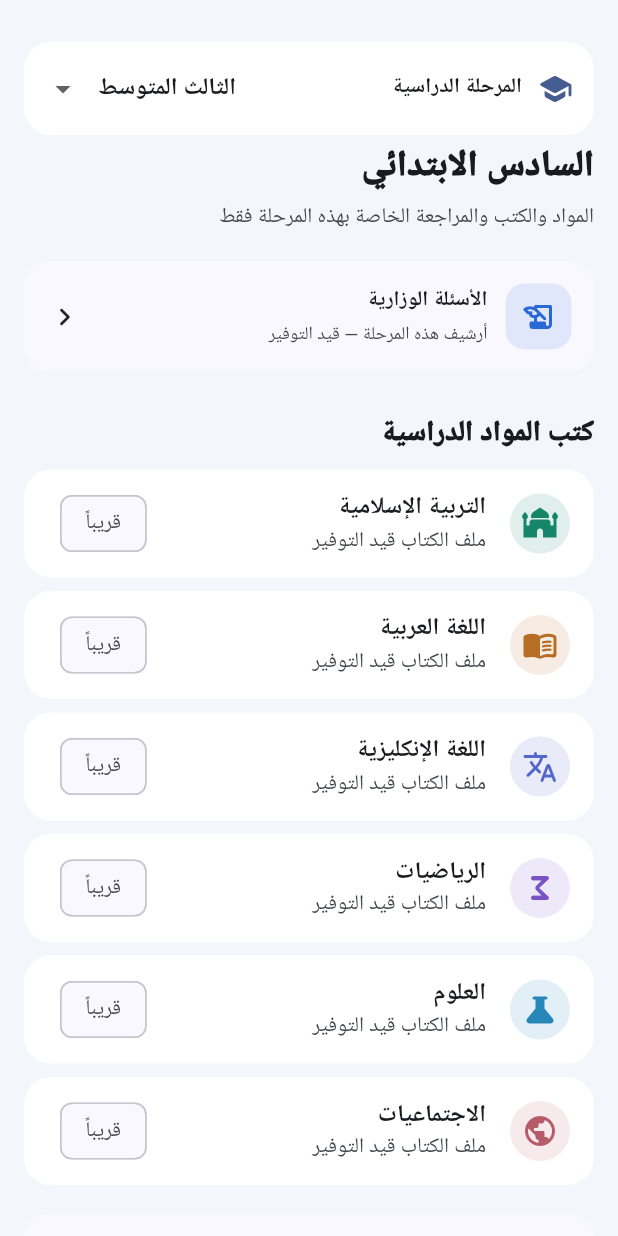
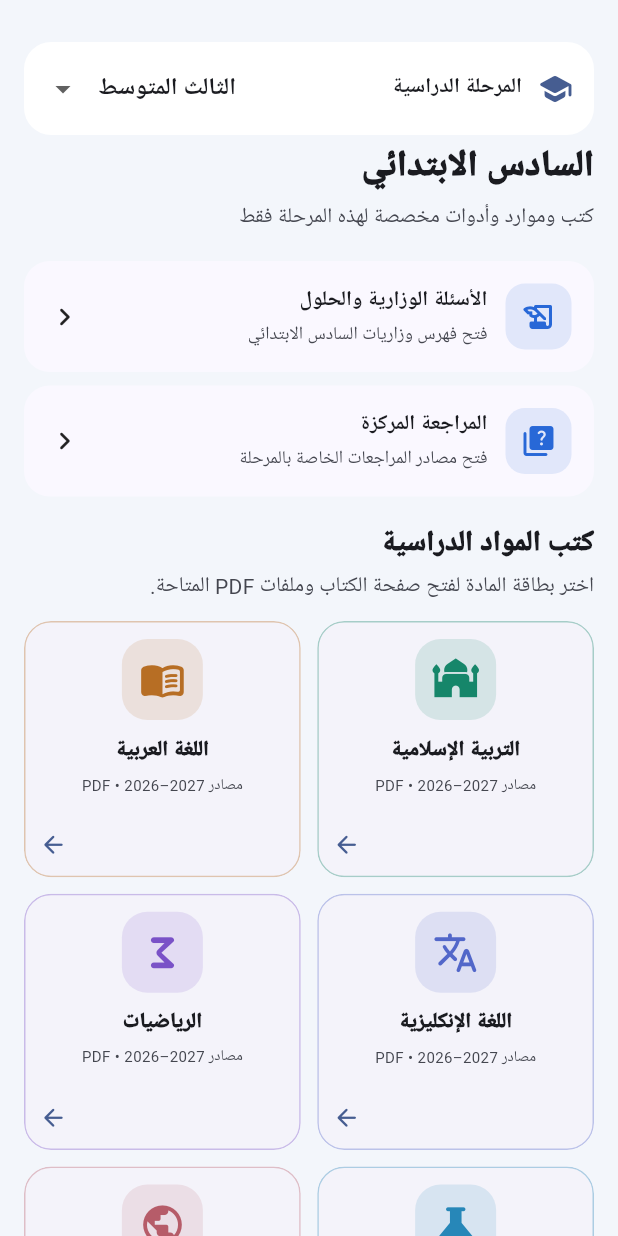
Before and after one commit to dhwa634-collab/-, a Flutter app: the StageCatalogScreen widget shown alone on an empty page, opened directly with empty values, on a phone screen of 412 x 824 dp. Run offline on Flutter 3.47's test engine with Material 3 defaults, Android fonts, the phone set to English and light mode, and no system bars; our stand-ins replace flutter_local_notifications, share_plus, shared_preferences, timezone; missing offline and left inert: pdfrx; accounts and stored records are empty; network calls fail.

Commit message:
Improve new-stage book grids and connect stage learning resources

```diff
--- a/lib/main.dart
+++ b/lib/main.dart
@@ -341,17 +341,44 @@ class _StageCatalogScreenState extends State<StageCatalogScreen> {
     if (widget.stage == AcademicStage.primarySixth) {
       return sixthPrimarySubjects;
     }
-    if (_branch == 'الأدبي') {
-      return sixthPreparatorySubjects.where((subject) =>
-        !['الفيزياء', 'الكيمياء', 'الأحياء'].contains(subject.name)).toList();
+    return _branch == 'الأدبي'
+        ? sixthPreparatoryLiterarySubjects
+        : sixthPreparatorySubjects;
+  }
+
+  Future<void> _openSource(String url, {required String label}) async {
+    final uri = Uri.tryParse(url);
+    if (uri == null || uri.scheme != 'https' || uri.host.isEmpty) {
+      if (mounted) {
+        ScaffoldMessenger.of(context).showSnackBar(
+          const SnackBar(content: Text('رابط المصدر غير صالح حالياً.')),
+        );
+      }
+      return;
     }
-    return sixthPreparatorySubjects;
+    try {
+      final opened = await launchUrl(uri, mode: LaunchMode.externalApplication);
+      if (!opened && mounted) {
+        ScaffoldMessenger.of(context).showSnackBar(
+          SnackBar(content: Text('تعذر فتح مصدر $label. حاول مرة ثانية.')),
+        );
+      }
+    } catch (_) {
+      if (mounted) {
+        ScaffoldMessenger.of(context).showSnackBar(
+          SnackBar(content: Text('ما قدرنا نفتح مصدر $label. تحقق من الإنترنت.')),
+        );
+      }
+    }
   }
 
   @override
   Widget build(BuildContext context) {
     final colors = Theme.of(context).colorScheme;
+    final isPrimary = widget.stage == AcademicStage.primarySixth;
     final isPreparatory = widget.stage == AcademicStage.preparatorySixth;
+    final subjectsForNotes = _stageSubjects.map((subject) => subject.name).toList();
+
     return Directionality(
       textDirection: TextDirection.rtl,
       child: ListView(
@@ -362,7 +389,7 @@ class _StageCatalogScreenState extends State<StageCatalogScreen> {
           Text(widget.stage.label, style: TextStyle(
             fontSize: 24, fontWeight: FontWeight.w900, color: colors.onSurface)),
           const SizedBox(height: 6),
-          Text('المواد والكتب والمراجعة الخاصة بهذه المرحلة فقط',
+          Text('كتب وموارد وأدوات مخصصة لهذه المرحلة فقط',
             style: TextStyle(color: colors.onSurfaceVariant)),
           if (isPreparatory) ...[
             const SizedBox(height: 16),
@@ -389,46 +416,121 @@ class _StageCatalogScreenState extends State<StageCatalogScreen> {
             ],
             const SizedBox(height: 8),
             Text(_branch == 'الأدبي'
-                ? 'المواد الأدبية ستظهر هنا بعد إضافة ملفاتها المعتمدة.'
-                : 'المسار: $_scientificTrack — ستُعرض مواده عند توفر ملفاتها المعتمدة.',
+                ? 'يعرض هذا القسم كتب الفرع الأدبي المتاحة في فهرس المصادر.'
+                : 'المسار: $_scientificTrack — يعرض الكتب العلمية المدرجة حالياً.',
               style: TextStyle(color: colors.onSurfaceVariant)),
           ],
           const SizedBox(height: 18),
           Feature(
             icon: Icons.history_edu_rounded,
-            title: 'الأسئلة الوزارية',
-            desc: 'أرشيف هذه المرحلة — قيد التوفير',
-            onTap: () => Navigator.push(context, MaterialPageRoute(builder: (_) =>
-              StageContentPlaceholderScreen(stage: widget.stage,
-                title: 'الأرشيف الوزاري'))),
+            title: 'الأسئلة الوزارية والحلول',
+            desc: isPrimary
+                ? 'فتح فهرس وزاريات السادس الابتدائي'
+                : 'فتح فهرس وزاريات السادس الإعدادي العلمي والأدبي',
+            onTap: () => _openSource(
+              isPrimary ? sixthPrimaryArchiveUrl : sixthPreparatoryArchiveUrl,
+              label: 'الأسئلة الوزارية',
+            ),
           ),
-          const SizedBox(height: 18),
+          Feature(
+            icon: Icons.quiz_rounded,
+            title: 'المراجعة المركزة',
+            desc: 'فتح مصادر المراجعات الخاصة بالمرحلة',
+            onTap: () => _openSource(
+              isPrimary ? sixthPrimaryReviewUrl : sixthPreparatoryReviewUrl,
+              label: 'المراجعة',
+            ),
+          ),
+          const SizedBox(height: 8),
           Text('كتب المواد الدراسية', style: TextStyle(
             fontSize: 19, fontWeight: FontWeight.w900, color: colors.onSurface)),
-          const SizedBox(height: 10),
-          ..._stageSubjects.map((subject) => Card(
-            margin: const EdgeInsets.only(bottom: 9),
-            child: ListTile(
-              leading: CircleAvatar(
-                backgroundColor: subject.color.withValues(alpha: .13),
-                child: Icon(subject.icon, color: subject.color)),
-              title: Text(subject.name,
-                style: const TextStyle(fontWeight: FontWeight.w800)),
-              subtitle: const Text('ملف الكتاب قيد التوفير'),
-              trailing: const Chip(label: Text('قريباً')),
-              onTap: () => Navigator.push(context, MaterialPageRoute(builder: (_) =>
-                StageContentPlaceholderScreen(stage: widget.stage,
-                  title: 'كتاب ${subject.name}'))),
-            ),
-          )),
-          const SizedBox(height: 10),
+          const SizedBox(height: 5),
+          Text('اختر بطاقة المادة لفتح صفحة الكتاب وملفات PDF المتاحة.',
+            style: TextStyle(color: colors.onSurfaceVariant)),
+          const SizedBox(height: 12),
+          GridView.builder(
+            shrinkWrap: true,
+            physics: const NeverScrollableScrollPhysics(),
+            itemCount: _stageSubjects.length,
+            gridDelegate: const SliverGridDelegateWithFixedCrossAxisCount(
+              crossAxisCount: 2,
+              crossAxisSpacing: 11,
+              mainAxisSpacing: 11,
+              childAspectRatio: 1.08,
+            ),
+            itemBuilder: (context, index) {
+              final subject = _stageSubjects[index];
+              final available = subject.hasResource;
+              return Card(
+                margin: EdgeInsets.zero,
+                clipBehavior: Clip.antiAlias,
+                color: ThemeController.bookCardColor(subject.color, colors),
+                shape: RoundedRectangleBorder(
+                  borderRadius: BorderRadius.circular(ThemeController.cardRadius.value),
+                  side: BorderSide(color: subject.color.withValues(alpha: .35)),
+                ),
+                child: InkWell(
+                  onTap: available
+                      ? () => _openSource(subject.resourceUrl!, label: subject.name)
+                      : () => ScaffoldMessenger.of(context).showSnackBar(
+                          SnackBar(content: Text(stageContentPendingMessage))),
+                  child: Padding(
+                    padding: const EdgeInsets.symmetric(horizontal: 10, vertical: 12),
+                    child: Column(
+                      mainAxisAlignment: MainAxisAlignment.center,
+                      children: [
+                        Container(
+                          width: 54,
+                          height: 54,
+                          decoration: BoxDecoration(
+                            color: subject.color.withValues(alpha: .14),
+                            borderRadius: BorderRadius.circular(17),
+                          ),
+                          child: Icon(subject.icon, size: 31, color: subject.color),
+                        ),
+                        const SizedBox(height: 10),
+                        Text(subject.name,
+                          textAlign: TextAlign.center,
+                          maxLines: 2,
+                          overflow: TextOverflow.ellipsis,
+                          style: const TextStyle(fontWeight: FontWeight.w900)),
+                        const SizedBox(height: 5),
+                        Text(available ? 'مصادر PDF • ${subject.edition}' : 'المصدر غير متوفر',
+                          textAlign: TextAlign.center,
+                          maxLines: 2,
+                          style: TextStyle(fontSize: 10,
+                            color: colors.onSurfaceVariant)),
+                        const Spacer(),
+                        Align(
+                          alignment: AlignmentDirectional.centerEnd,
+                          child: Icon(Icons.arrow_forward_rounded,
+                            size: 19, color: colors.primary),
+                        ),
+                      ],
+                    ),
+                  ),
+                ),
+              );
+            },
+          ),
+          const SizedBox(height: 14),
           Feature(
-            icon: Icons.quiz_rounded,
-            title: 'المراجعة والاختبارات',
-            desc: 'أسئلة تدريبية خاصة بالمرحلة — قيد الإعداد',
-            onTap: () => Navigator.push(context, MaterialPageRoute(builder: (_) =>
-              StageContentPlaceholderScreen(stage: widget.stage,
-                title: 'مراجعة ${widget.stage.label}'))),
+            icon: Icons.bookmarks_rounded,
+            title: 'المحفوظات',
+            desc: 'عرض أوراقك ومواردك المحفوظة على هذا الجهاز',
+            onTap: () => Navigator.push(context,
+              MaterialPageRoute(builder: (_) => const Saved())),
+          ),
+          Feature(
+            icon: Icons.edit_note_rounded,
+            title: 'مفكرة هذه المرحلة',
+            desc: 'احفظ ملاحظاتك منفصلة حسب مواد المرحلة المختارة',
+            onTap: () => Navigator.push(context, MaterialPageRoute(
+              builder: (_) => StudyNotesScreen(
+                subjectNames: subjectsForNotes,
+                storageScope: widget.stage.name,
+              ),
+            )),
           ),
         ],
       ),
```
